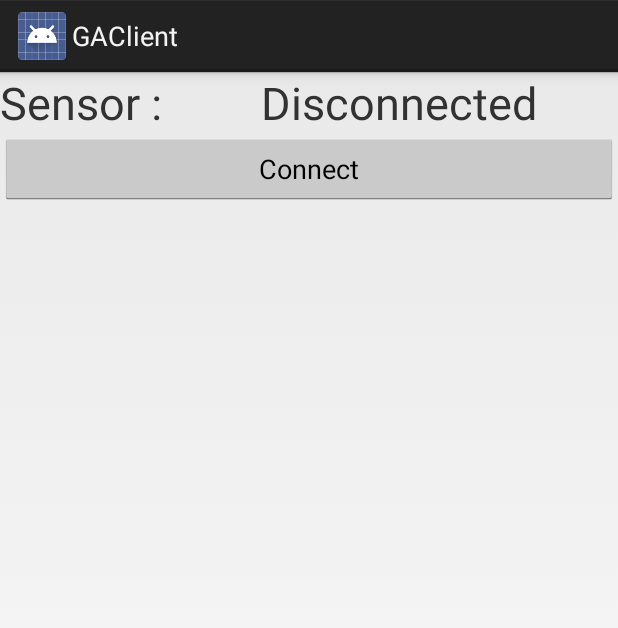
After one commit to incfour99/CloudGS, an Android app: the layout activity_bluetooth.xml on its own in the app's theme, with its tools: preview values and no code run, on a phone screen of 412 x 824 dp. The commit adds this screen. Shown: the top 628 px of the screen. Run offline under Robolectric (Android 15) with nearby library versions, the phone set to English and light mode, and no system bars.

Commit message:
bluetooth paired device 연결 기능 추가.

```diff
--- /dev/null
+++ b/GamingAnyWhere/Source/ga/android_new/app/src/main/res/layout/activity_bluetooth.xml
@@ -0,0 +1,43 @@
+<?xml version="1.0" encoding="utf-8"?>
+<LinearLayout xmlns:android="http://schemas.android.com/apk/res/android"
+    android:layout_width="match_parent"
+    android:layout_height="match_parent"
+    android:orientation="vertical">
+
+    <LinearLayout
+        android:layout_width="match_parent"
+        android:layout_height="wrap_content"
+        android:orientation="horizontal">
+
+        <TextView
+            android:id="@+id/lblConnStatus"
+            android:layout_width="120dp"
+            android:layout_height="wrap_content"
+            android:layout_weight="1"
+            android:text="@string/connStatus"
+            android:textSize="30sp" />
+
+        <TextView
+            android:id="@+id/txtConnStatus"
+            android:layout_width="wrap_content"
+            android:layout_height="wrap_content"
+            android:layout_weight="1"
+            android:text="@string/disconnected"
+            android:textSize="30sp" />
+
+    </LinearLayout>
+
+    <LinearLayout
+        android:layout_width="match_parent"
+        android:layout_height="match_parent"
+        android:orientation="horizontal">
+
+        <Button
+            android:id="@+id/btnCheck"
+            android:layout_width="match_parent"
+            android:layout_height="wrap_content"
+            android:layout_weight="1"
+            android:text="@string/connect" />
+    </LinearLayout>
+
+</LinearLayout>
--- a/GamingAnyWhere/Source/ga/android_new/app/src/main/res/menu/main.xml
+++ b/GamingAnyWhere/Source/ga/android_new/app/src/main/res/menu/main.xml
@@ -2,7 +2,9 @@
     <item android:id="@+id/action_connect" android:orderInCategory="200" android:showAsAction="never" android:title="Connect"></item>
     <item android:id="@+id/action_new" android:orderInCategory="300" android:title="New profile" android:showAsAction="never"></item>
     <item android:id="@+id/action_edit" android:orderInCategory="400" android:title="Edit profile" android:showAsAction="never"></item><item android:id="@+id/action_rename" android:title="Rename profile" android:orderInCategory="500"></item><item android:id="@+id/action_delete" android:orderInCategory="600" android:title="Delete profile" android:showAsAction="never"></item>
-
+    <item
+        android:id="@+id/action_bluetooth"
+        android:title="Bluetooth" />
 
 
 </menu>
--- a/GamingAnyWhere/Source/ga/android_new/app/src/main/res/values/strings.xml
+++ b/GamingAnyWhere/Source/ga/android_new/app/src/main/res/values/strings.xml
@@ -35,4 +35,11 @@
     <string name="dummy_button">Dummy Button</string>
     <string name="dummy_content">DUMMY\nCONTENT</string>
 
+    <string name="connStatus">Sensor : </string>
+    <string name="connected">Connected</string>
+    <string name="connecting">Connecting</string>
+    <string name="disconnected">Disconnected</string>
+    <string name="connect">Connect</string>
+    <string name="deviceName">Device : </string>
+
 </resources>
```
Also changed, not shown: GamingAnyWhere/Source/ga/android_new/app/src/main/AndroidManifest.xml (+16 -11 lines), GamingAnyWhere/Source/ga/android_new/app/src/main/java/org/gaminganywhere/gaclient/BluetoothActivity.java (added, +146 -0 lines), GamingAnyWhere/Source/ga/android_new/app/src/main/java/org/gaminganywhere/gaclient/BluetoothService.java (added, +268 -0 lines), GamingAnyWhere/Source/ga/android_new/app/src/main/java/org/gaminganywhere/gaclient/MainActivity.java (+24 -0 lines), 2 other files.
